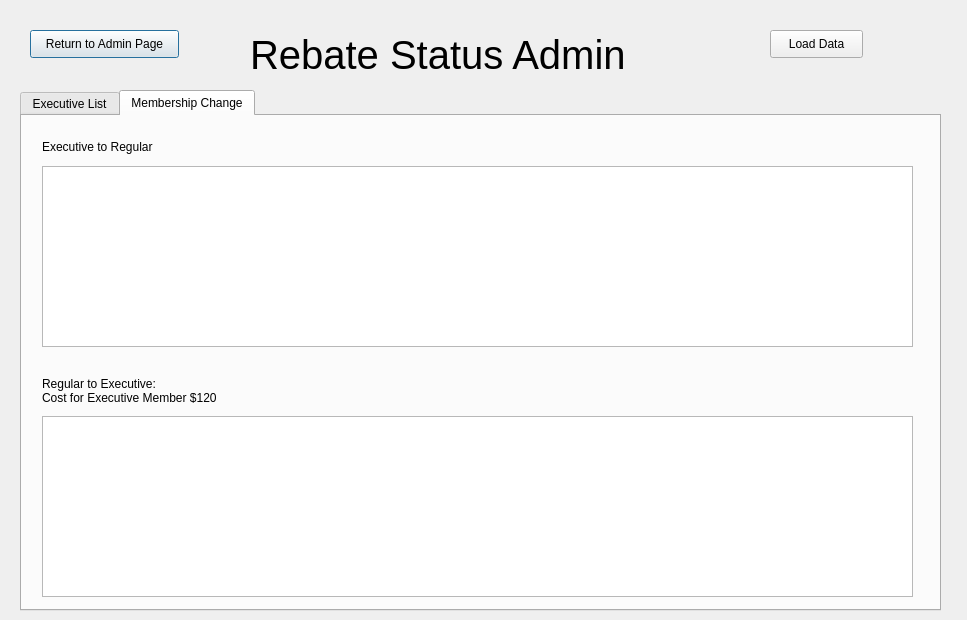
First picture: the form in Project2/admin_rebate.ui, repository tdragon00/CS1C_Project_2, before the edit.
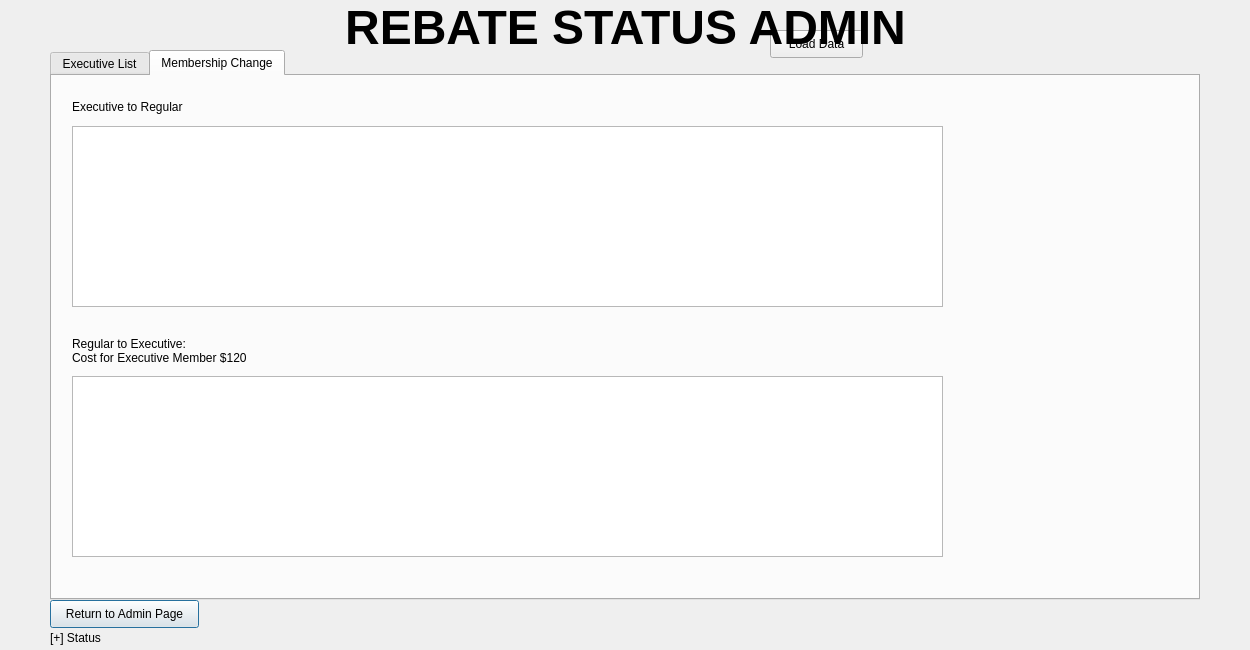
Second picture: the form after the edit.

What changed in the file:
```diff
--- a/Project2/admin_rebate.ui
+++ b/Project2/admin_rebate.ui
@@ -6,8 +6,8 @@
    <rect>
     <x>0</x>
     <y>0</y>
-    <width>967</width>
-    <height>620</height>
+    <width>1250</width>
+    <height>650</height>
    </rect>
   </property>
   <property name="windowTitle">
@@ -16,8 +16,8 @@
   <widget class="QPushButton" name="returnButton">
    <property name="geometry">
     <rect>
-     <x>30</x>
-     <y>30</y>
+     <x>50</x>
+     <y>600</y>
      <width>149</width>
      <height>28</height>
     </rect>
@@ -26,31 +26,13 @@
     <string>Return to Admin Page</string>
    </property>
   </widget>
-  <widget class="QLabel" name="title">
-   <property name="geometry">
-    <rect>
-     <x>250</x>
-     <y>30</y>
-     <width>446</width>
-     <height>50</height>
-    </rect>
-   </property>
-   <property name="font">
-    <font>
-     <pointsize>30</pointsize>
-    </font>
-   </property>
-   <property name="text">
-    <string>Rebate Status Admin</string>
-   </property>
-  </widget>
   <widget class="QTabWidget" name="tabWidget">
    <property name="geometry">
     <rect>
-     <x>20</x>
-     <y>90</y>
-     <width>921</width>
-     <height>521</height>
+     <x>50</x>
+     <y>50</y>
+     <width>1150</width>
+     <height>550</height>
     </rect>
    </property>
    <property name="currentIndex">
@@ -137,6 +119,32 @@
     <string>Load Data</string>
    </property>
   </widget>
+  <widget class="QLabel" name="statusLine">
+   <property name="geometry">
+    <rect>
+     <x>50</x>
+     <y>630</y>
+     <width>141</width>
+     <height>16</height>
+    </rect>
+   </property>
+   <property name="text">
+    <string>[+] Status</string>
+   </property>
+  </widget>
+  <widget class="QLabel" name="title">
+   <property name="geometry">
+    <rect>
+     <x>0</x>
+     <y>0</y>
+     <width>1251</width>
+     <height>51</height>
+    </rect>
+   </property>
+   <property name="text">
+    <string>&lt;html&gt;&lt;head/&gt;&lt;body&gt;&lt;p align=&quot;center&quot;&gt;&lt;span style=&quot; font-size:36pt; font-weight:600;&quot;&gt;REBATE STATUS ADMIN&lt;/span&gt;&lt;/p&gt;&lt;/body&gt;&lt;/html&gt;</string>
+   </property>
+  </widget>
  </widget>
  <resources/>
  <connections/>
```
